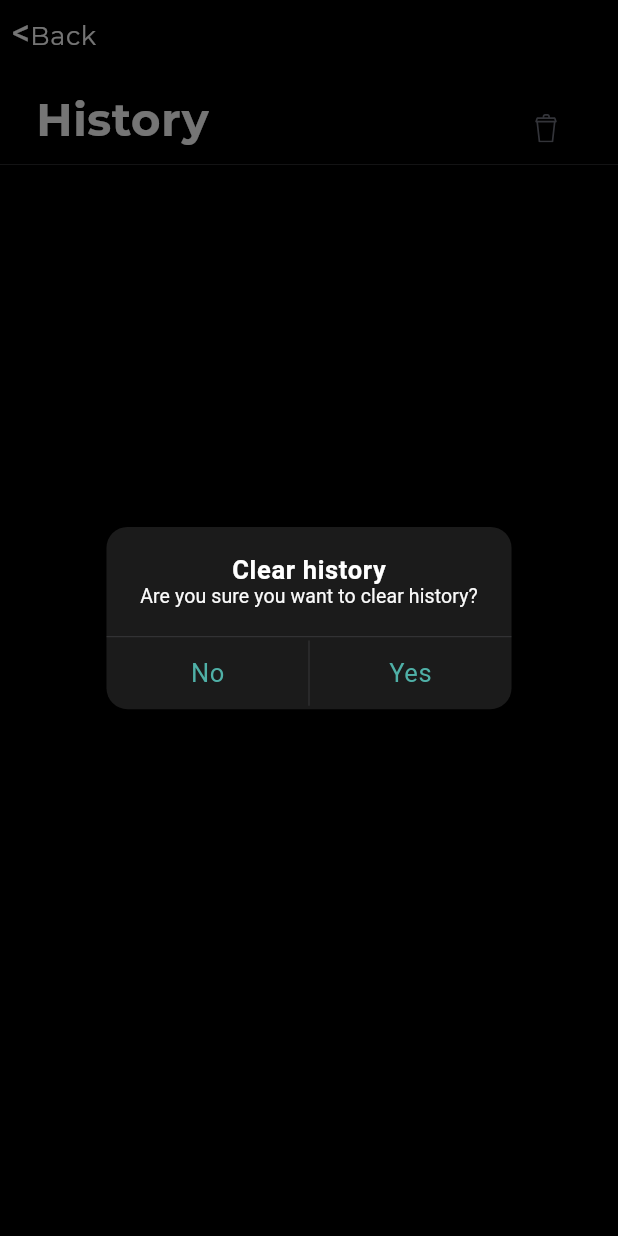
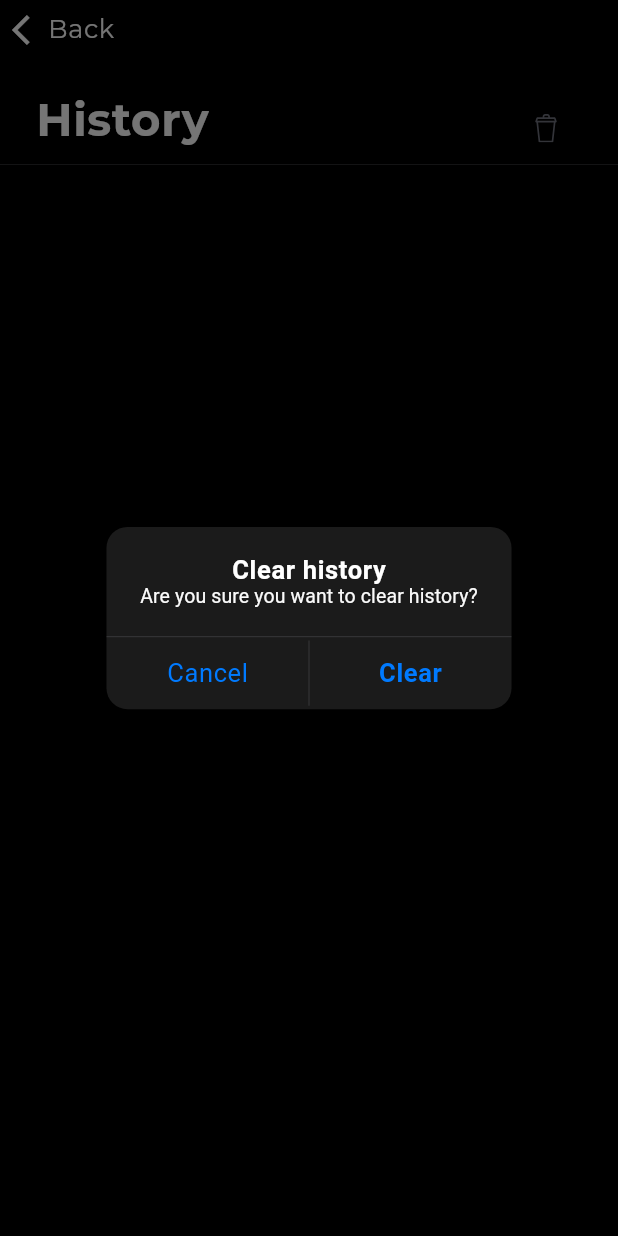
Before and after one commit to vfiruz97/speed_test, a Flutter app: the HistoryPageTitleBarWidget widget shown alone on an empty page, opened directly with empty values, after a tap on an icon or button, on a phone screen of 412 x 824 dp. Run offline on Flutter 3.47's test engine with Material 2 defaults, Android fonts, the phone set to English and light mode, and no system bars; our stand-ins replace bloc, convert, dartz, device_info_plus, flutter_bloc, flutter_slidable and 3 more; missing offline and left inert: flutter_speedometer, internet_speed_test, network_info_plus; generated files the repository leaves out were written again; Roboto replaces fonts that are missing (SF Pro Text); project files that could hold a hidden picture were left out.

Commit message:
change modal windows style and fix back navigation

```diff
--- a/lib/presentation/asserts/style.dart
+++ b/lib/presentation/asserts/style.dart
@@ -161,7 +161,15 @@ class Style {
     fontWeight: FontWeight.w400,
     fontSize: 17,
     letterSpacing: 0.43,
-    color: Color.fromRGBO(79, 176, 167, 1),
+    color: Color.fromRGBO(0, 122, 255, 1),
+  );
+
+  static const dialogBoldButtonStyle = TextStyle(
+    fontFamily: "SF Pro Text",
+    fontWeight: FontWeight.w600,
+    fontSize: 17,
+    letterSpacing: 0.43,
+    color: Color.fromRGBO(0, 122, 255, 1),
   );
 
   static const dialogSrightWallDecoration = BoxDecoration(
--- a/lib/presentation/core/widgets/notification_dialog_widget.dart
+++ b/lib/presentation/core/widgets/notification_dialog_widget.dart
@@ -6,11 +6,13 @@ class NotificationDialogWidget extends StatelessWidget {
   /// {"pressedNo": true, "pressedYes": false}
   final String title;
   final String message;
+  final String submitButtonLabel;
 
   const NotificationDialogWidget({
     Key key,
     @required this.title,
     @required this.message,
+    this.submitButtonLabel = "Clear",
   }) : super(key: key);
 
   @override
@@ -56,7 +58,7 @@ class NotificationDialogWidget extends StatelessWidget {
                       {"pressedNo": true, "pressedYes": false}
                     ]),
                     child: const Text(
-                      "No",
+                      "Cancel",
                       style: Style.dialogButtonStyle,
                     ),
                   ),
@@ -70,9 +72,9 @@ class NotificationDialogWidget extends StatelessWidget {
                     onPressed: () => Navigator.pop(context, [
                       {"pressedNo": false, "pressedYes": true}
                     ]),
-                    child: const Text(
-                      "Yes",
-                      style: Style.dialogButtonStyle,
+                    child: Text(
+                      submitButtonLabel,
+                      style: Style.dialogBoldButtonStyle,
                     ),
                   ),
                 ),
--- a/lib/presentation/history/widgets/history_page_title_bar_widget.dart
+++ b/lib/presentation/history/widgets/history_page_title_bar_widget.dart
@@ -31,20 +31,22 @@ class HistoryPageTitleBarWidget extends StatelessWidget {
             child: InkWell(
               onTap: () {
                 BlocProvider.of<PageNavigationBloc>(context).add(
-                  const PageNavigationEvent.changedCurrentPage(
-                    newCurrentPage: PageName.startPage,
-                    newCurrentBottomNavigationIndex: 1,
+                  PageNavigationEvent.changedCurrentPage(
+                    newCurrentPage:
+                        state.currentPageName == PageName.historyShow
+                            ? PageName.historyPage
+                            : PageName.startPage,
+                    newCurrentBottomNavigationIndex:
+                        state.currentPageName == PageName.historyShow ? 0 : 1,
                   ),
                 );
               },
-              child: RichText(
-                text: const TextSpan(
-                  text: '<',
-                  style: TextStyle(fontSize: 24),
-                  children: <TextSpan>[
-                    TextSpan(text: 'Back', style: Style.cancelButtonStyle),
-                  ],
-                ),
+              child: Row(
+                mainAxisSize: MainAxisSize.min,
+                children: const [
+                  Icon(Icons.arrow_back_ios),
+                  Text('Back', style: Style.cancelButtonStyle),
+                ],
               ),
             ),
           ),
@@ -90,6 +92,7 @@ class HistoryPageTitleBarWidget extends StatelessWidget {
                                 title: "Clear history",
                                 message:
                                     "Are you sure you want to delete this result?",
+                                submitButtonLabel: "Delete",
                               );
                             },
                           );
```
Also changed, not shown: lib/presentation/core/main_page.dart (+4 -3 lines), lib/presentation/core/widgets/rate_dialog_widget.dart (+6 -6 lines).
